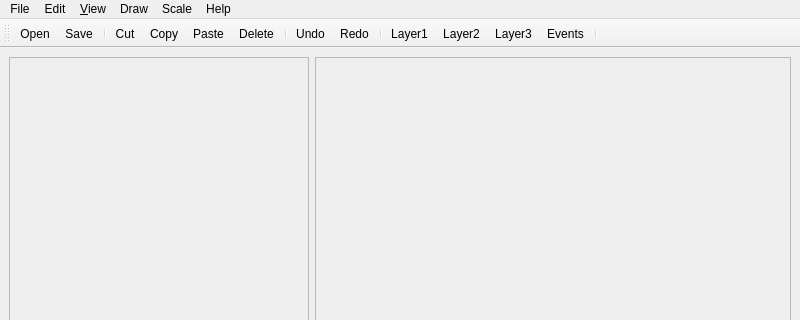
First picture: the form in mainwindow.ui, repository jowin202/YaRXP, before the edit; both pictures show x 0 to 800 and y 0 to 320 of the 800 by 600 pixel window.
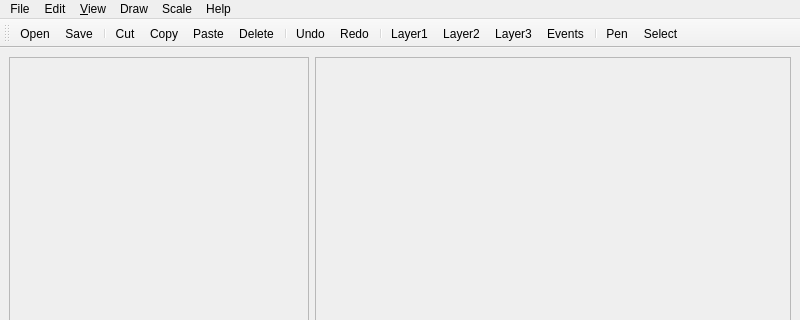
Second picture: the form after the edit. Icons and pictures are not drawn. Custom widgets are drawn as their Qt base class.

Diff of the .ui file:
```diff
--- a/mainwindow.ui
+++ b/mainwindow.ui
@@ -260,6 +260,8 @@
    <addaction name="actionLayer3"/>
    <addaction name="actionEvents"/>
    <addaction name="separator"/>
+   <addaction name="actionPen"/>
+   <addaction name="actionSelect"/>
   </widget>
   <action name="actionNew">
    <property name="text">
```
Left out of the diff: 10 changed lines with no effect on the pictures.
